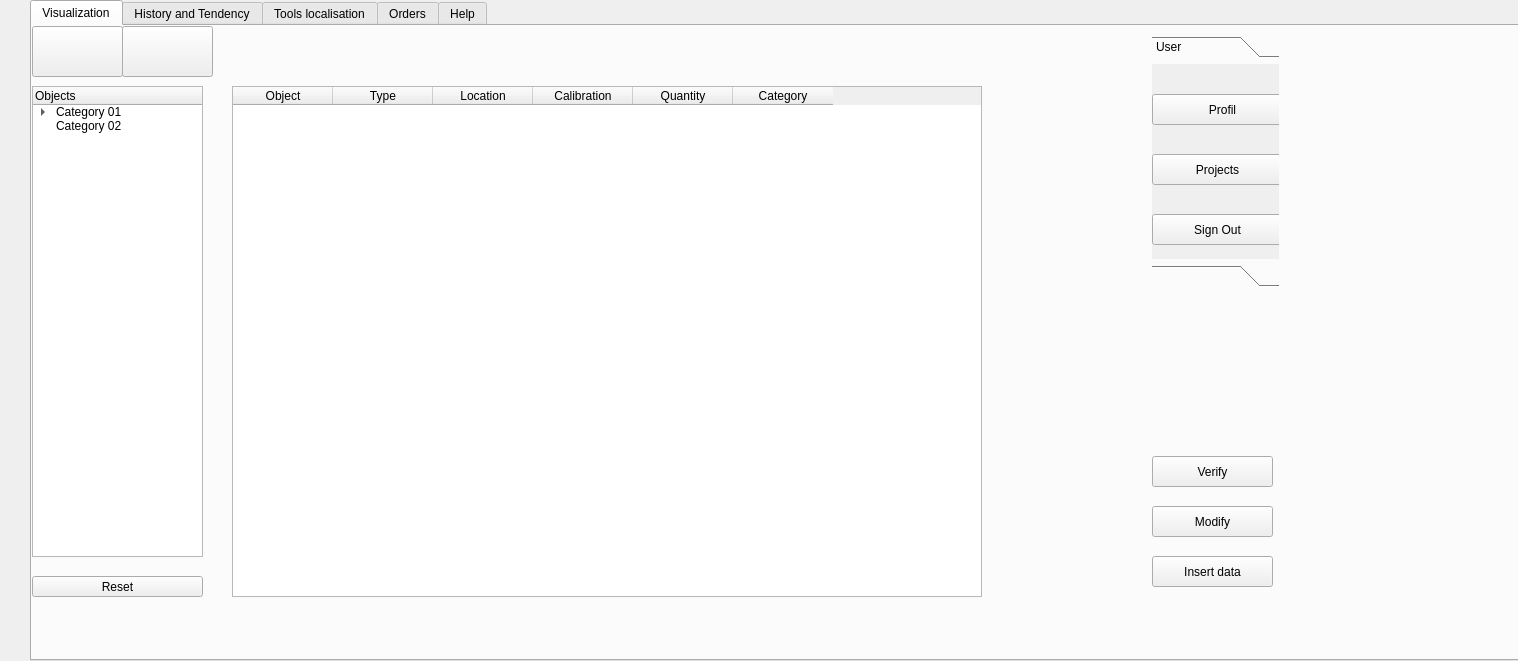
First picture: the form in artifacts/corps.ui, repository KarimMAJDOUB/GCInO-EM, before the edit.
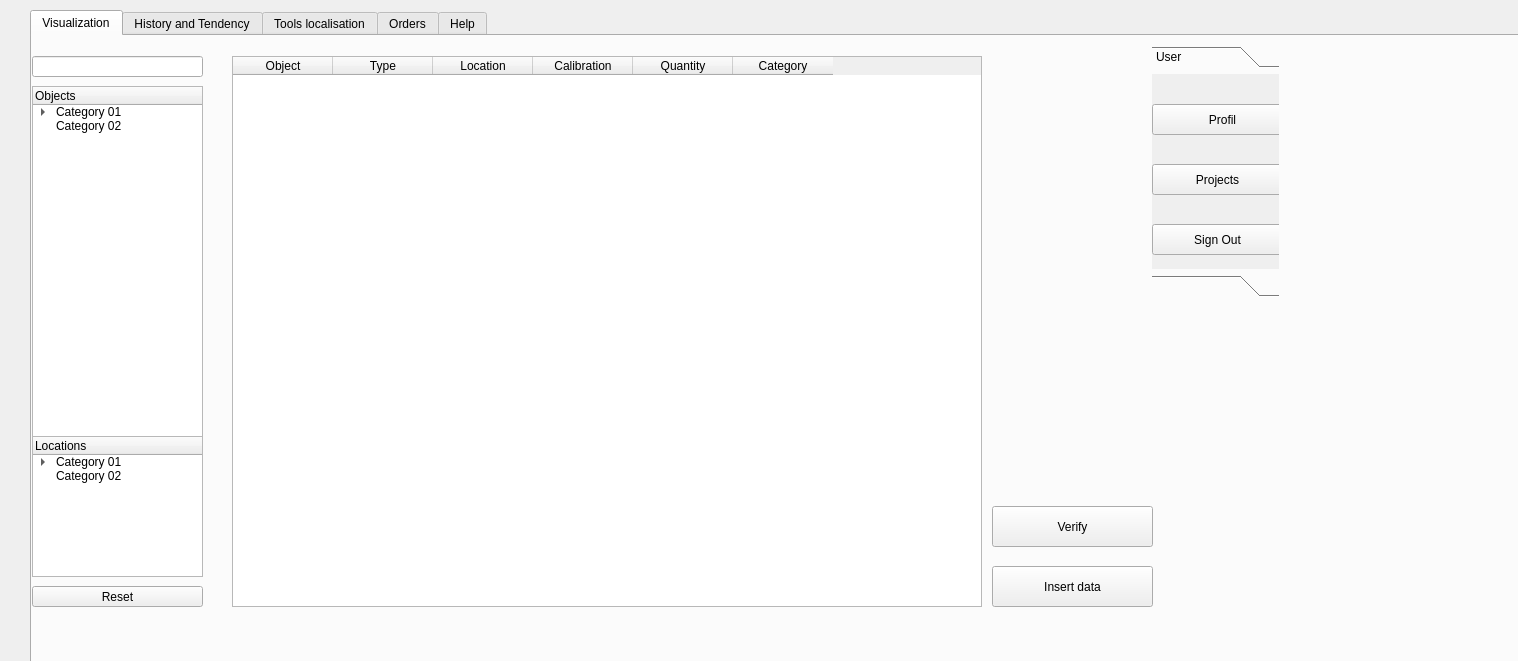
Second picture: the form after the edit. Icons and pictures are not drawn.

Commit message: Modify the data already inserted using QDialog.

```diff
--- a/artifacts/corps.ui
+++ b/artifacts/corps.ui
@@ -23,7 +23,7 @@
    <property name="geometry">
     <rect>
      <x>30</x>
-     <y>0</y>
+     <y>10</y>
      <width>1551</width>
      <height>661</height>
     </rect>
@@ -45,11 +45,23 @@
      <property name="geometry">
       <rect>
        <x>0</x>
-       <y>60</y>
+       <y>50</y>
        <width>171</width>
-       <height>471</height>
+       <height>351</height>
       </rect>
      </property>
+     <property name="cursor" stdset="0">
+      <cursorShape>PointingHandCursor</cursorShape>
+     </property>
+     <property name="layoutDirection">
+      <enum>Qt::LeftToRight</enum>
+     </property>
+     <property name="autoFillBackground">
+      <bool>false</bool>
+     </property>
+     <property name="horizontalScrollMode">
+      <enum>QAbstractItemView::ScrollPerPixel</enum>
+     </property>
      <column>
       <property name="text">
        <string>Objects</string>
@@ -100,9 +112,9 @@
      <property name="geometry">
       <rect>
        <x>200</x>
-       <y>60</y>
+       <y>20</y>
        <width>750</width>
-       <height>511</height>
+       <height>551</height>
       </rect>
      </property>
      <property name="sizeIncrement">
@@ -154,69 +166,23 @@
     <widget class="QPushButton" name="insertDataButton">
      <property name="geometry">
       <rect>
-       <x>1120</x>
+       <x>960</x>
        <y>530</y>
-       <width>121</width>
-       <height>31</height>
+       <width>161</width>
+       <height>41</height>
       </rect>
      </property>
      <property name="text">
       <string>Insert data</string>
      </property>
     </widget>
-    <widget class="QPushButton" name="pushButton_4">
-     <property name="geometry">
-      <rect>
-       <x>0</x>
-       <y>0</y>
-       <width>91</width>
-       <height>51</height>
-      </rect>
-     </property>
-     <property name="text">
-      <string/>
-     </property>
-     <property name="icon">
-      <iconset>
-       <normaloff>Icons/2912620.png</normaloff>Icons/2912620.png</iconset>
-     </property>
-     <property name="iconSize">
-      <size>
-       <width>50</width>
-       <height>50</height>
-      </size>
-     </property>
-    </widget>
-    <widget class="QPushButton" name="pushButton_5">
-     <property name="geometry">
-      <rect>
-       <x>90</x>
-       <y>0</y>
-       <width>91</width>
-       <height>51</height>
-      </rect>
-     </property>
-     <property name="text">
-      <string/>
-     </property>
-     <property name="icon">
-      <iconset>
-       <normaloff>Icons/gps.png</normaloff>Icons/gps.png</iconset>
-     </property>
-     <property name="iconSize">
-      <size>
-       <width>50</width>
-       <height>50</height>
-      </size>
-     </property>
-    </widget>
     <widget class="QPushButton" name="pushButton_7">
      <property name="geometry">
       <rect>
-       <x>1120</x>
-       <y>430</y>
-       <width>121</width>
-       <height>31</height>
+       <x>960</x>
+       <y>470</y>
+       <width>161</width>
+       <height>41</height>
       </rect>
      </property>
      <property name="text">
@@ -328,19 +294,6 @@
       </widget>
      </widget>
     </widget>
-    <widget class="QPushButton" name="pushButton_12">
-     <property name="geometry">
-      <rect>
-       <x>1120</x>
-       <y>480</y>
-       <width>121</width>
-       <height>31</height>
-      </rect>
-     </property>
-     <property name="text">
-      <string>Modify</string>
-     </property>
-    </widget>
     <widget class="QPushButton" name="reset_btn">
      <property name="geometry">
       <rect>
@@ -354,6 +307,77 @@
       <string>Reset</string>
      </property>
     </widget>
+    <widget class="QTreeWidget" name="treeWidget_2">
+     <property name="geometry">
+      <rect>
+       <x>0</x>
+       <y>400</y>
+       <width>171</width>
+       <height>141</height>
+      </rect>
+     </property>
+     <property name="cursor" stdset="0">
+      <cursorShape>PointingHandCursor</cursorShape>
+     </property>
+     <column>
+      <property name="text">
+       <string>Locations</string>
+      </property>
+     </column>
+     <item>
+      <property name="text">
+       <string>Category 01</string>
+      </property>
+      <item>
+       <property name="text">
+        <string>Type 01</string>
+       </property>
+       <item>
+        <property name="text">
+         <string>Object 01</string>
+        </property>
+       </item>
+       <item>
+        <property name="text">
+         <string>Object 02</string>
+        </property>
+       </item>
+      </item>
+      <item>
+       <property name="text">
+        <string>Type 02</string>
+       </property>
+       <item>
+        <property name="text">
+         <string>Object 03</string>
+        </property>
+       </item>
+       <item>
+        <property name="text">
+         <string>Object 04</string>
+        </property>
+       </item>
+      </item>
+     </item>
+     <item>
+      <property name="text">
+       <string>Category 02</string>
+      </property>
+     </item>
+    </widget>
+    <widget class="QLineEdit" name="search">
+     <property name="geometry">
+      <rect>
+       <x>0</x>
+       <y>20</y>
+       <width>171</width>
+       <height>21</height>
+      </rect>
+     </property>
+     <property name="text">
+      <string/>
+     </property>
+    </widget>
    </widget>
    <widget class="QWidget" name="tab_3">
     <attribute name="title">
```
Left out of the diff: 115 changed lines with no effect on the pictures. The commit also changes 45 other files.
